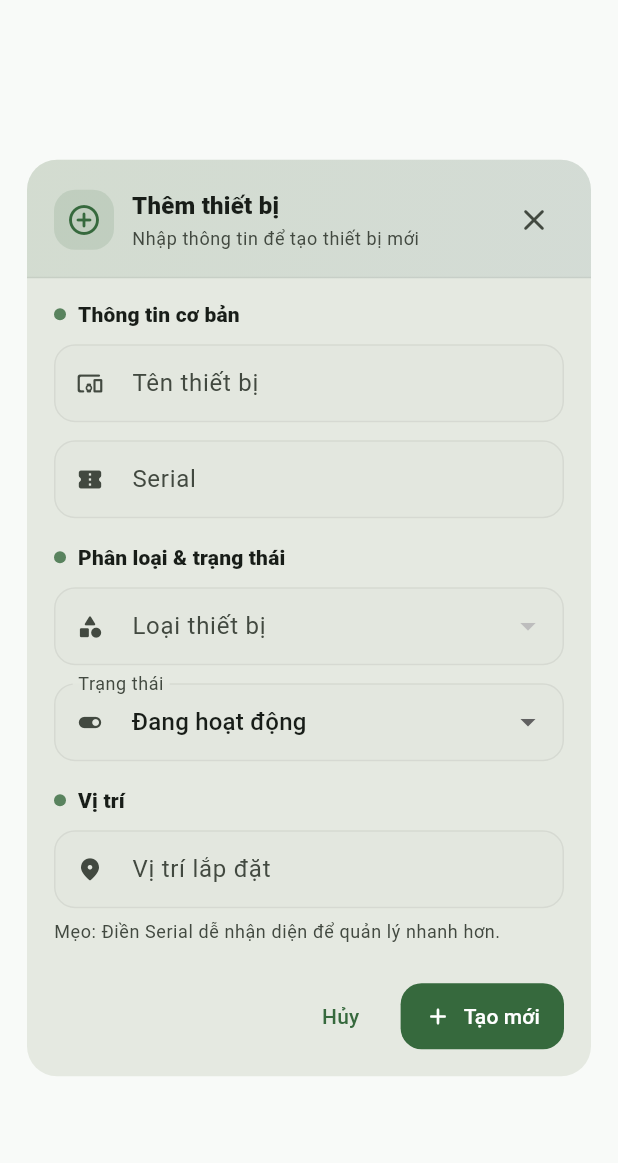
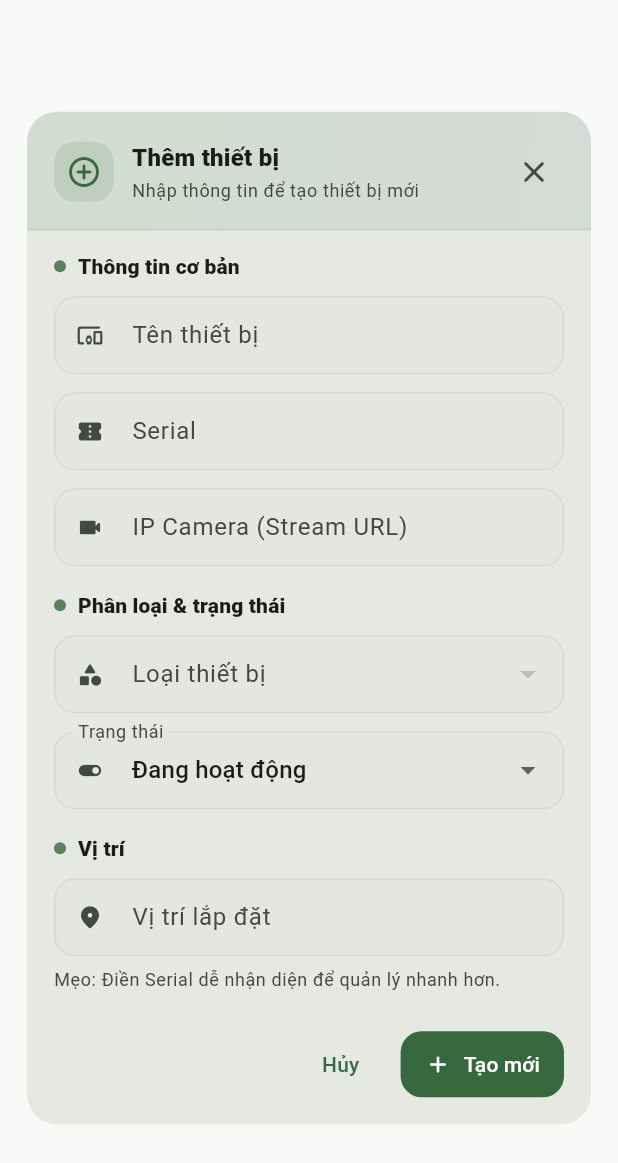
Before and after one commit to DueIT4/DO_AN_TOT_NGHIEP_CMCUNI2025, a Flutter app: the _DeviceDialog widget shown alone on an empty page, opened directly with empty values, on a phone screen of 412 x 824 dp. Shown: the top 1163 px of the screen. Run offline on Flutter 3.47's test engine with Material 3 defaults, Android fonts, the phone set to English and light mode, and no system bars; our stand-ins replace file_picker, firebase_auth, firebase_core, flutter_dotenv, geolocator, go_router and 5 more; missing offline and left inert: dart:html, dart:js, flutter_facebook_auth; accounts and stored records are empty; network calls fail.

Commit message:
hoan thien logic admin

```diff
--- a/frontend/mobile_web_flutter/lib/modules/admin/device/admin_devices_page.dart
+++ b/frontend/mobile_web_flutter/lib/modules/admin/device/admin_devices_page.dart
@@ -482,6 +482,8 @@ Widget _buildRoleChip(String? roleType) {
                                 DataColumn(label: Text('Tên')),
                                 DataColumn(label: Text('Serial')),
                                 DataColumn(label: Text('Loại')),
+                                DataColumn(label: Text('IP / Stream URL')), // Thêm cột này
+                                DataColumn(label: Text('Cập nhật lúc')),     // Thêm cột này
                                 DataColumn(label: Text('Trạng thái')),
                                 DataColumn(label: Text('Vị trí')),
                                 DataColumn(label: Text('Hành động')),
@@ -489,6 +491,8 @@ Widget _buildRoleChip(String? roleType) {
                               rows: devices.map((d) {
                                 final id = d['device_id'] as int;
                                 final name = (d['name'] ?? '').toString();
+                                final streamUrl = (d['stream_url'] ?? 'Chưa cấu hình').toString(); // Lấy từ DB
+                                final updatedAt = (d['updated_at'] ?? '-').toString();           // Lấy từ DB
                                 final serial = (d['serial_no'] ?? '').toString();
                                 final typeName = (d['device_type_name'] ??
                                         d['device_type_id']?.toString() ??
@@ -503,6 +507,8 @@ Widget _buildRoleChip(String? roleType) {
                                     DataCell(SizedBox(width: 180, child: Text(name, overflow: TextOverflow.ellipsis))),
                                     DataCell(SizedBox(width: 160, child: Text(serial, overflow: TextOverflow.ellipsis))),
                                     DataCell(SizedBox(width: 150, child: Text(typeName, overflow: TextOverflow.ellipsis))),
+                                    DataCell(Text(streamUrl, style: const TextStyle(color: Colors.blue, fontSize: 12))),
+                                    DataCell(Text(updatedAt.split('T')[0])), // Chỉ lấy phần ngày cho gọn
                                     DataCell(_buildDeviceStatusChip(status)),
                                     DataCell(SizedBox(width: 160, child: Text(location, overflow: TextOverflow.ellipsis))),
                                     DataCell(
@@ -635,7 +641,7 @@ class _DeviceDialogState extends State<_DeviceDialog> {
   late final TextEditingController _name;
   late final TextEditingController _serial;
   late final TextEditingController _location;
-
+  late final TextEditingController _streamUrl; // Thêm dòng này
   bool _saving = false;
   late String _statusValue;
   int? _selectedDeviceTypeId;
@@ -653,7 +659,7 @@ class _DeviceDialogState extends State<_DeviceDialog> {
     _name = TextEditingController(text: (d?['name'] ?? '').toString());
     _serial = TextEditingController(text: (d?['serial_no'] ?? '').toString());
     _location = TextEditingController(text: (d?['location'] ?? '').toString());
-
+    _streamUrl = TextEditingController(text: (d?['stream_url'] ?? '').toString());
     if (d != null && d['device_type_id'] != null) {
       _selectedDeviceTypeId = d['device_type_id'] as int;
     }
@@ -667,6 +673,7 @@ class _DeviceDialogState extends State<_DeviceDialog> {
     _name.dispose();
     _serial.dispose();
     _location.dispose();
+    _streamUrl.dispose(); // Thêm dòng này
     super.dispose();
   }
 
@@ -736,6 +743,7 @@ class _DeviceDialogState extends State<_DeviceDialog> {
       "name": _name.text.trim(),
       "serial_no": _serial.text.trim(),
       "location": _location.text.trim(),
+      "stream_url": _streamUrl.text.trim(), // GỬI IP VỀ BACKEND Ở ĐÂY
       "device_type_id": _selectedDeviceTypeId ?? 0,
       "status": _statusValue,
     };
@@ -875,7 +883,18 @@ class _DeviceDialogState extends State<_DeviceDialog> {
                   ),
                   validator: (v) => (v == null || v.trim().isEmpty) ? 'Không được để trống' : null,
                 ),
-
+              const SizedBox(height: 12),
+              TextFormField(
+                controller: _streamUrl,
+                textInputAction: TextInputAction.next,
+                decoration: _decoration(
+                  context,
+                  label: 'IP Camera (Stream URL)',
+                  hint: 'VD: http://192.168.1.6:4747/video',
+                  icon: Icons.videocam_rounded,
+                ),
+                // Có thể để trống nếu thiết bị không phải camera
+              ),
                 const SizedBox(height: 16),
                 _sectionTitle(context, 'Phân loại & trạng thái'),
 
--- a/frontend/mobile_web_flutter/pubspec.yaml
+++ b/frontend/mobile_web_flutter/pubspec.yaml
@@ -24,7 +24,7 @@ dependencies:
   http: ^1.2.2
   google_sign_in: ^6.2.1
   flutter_facebook_auth: ^7.0.1
-  geolocator: ^12.0.0  # hoặc version mới nhất
+  geolocator: ^12.0.0
   shared_preferences: ^2.2.0
   # Chọn ảnh (gallery/camera)
   image_picker: ^1.1.2
@@ -32,7 +32,7 @@ dependencies:
   url_launcher: ^6.3.1
   firebase_core: ^4.2.1
   firebase_auth: ^6.1.2
-  intl: ^0.19.0   # 👈 THÊM DÒNG NÀY
+  intl: ^0.19.0
   google_generative_ai: ^0.4.6
   video_player: ^2.8.0
   provider: ^6.1.5+1
```
Also changed, not shown: frontend/mobile_web_flutter/lib/services/admin/device_service.dart (+28 -22 lines), 1 other file.
